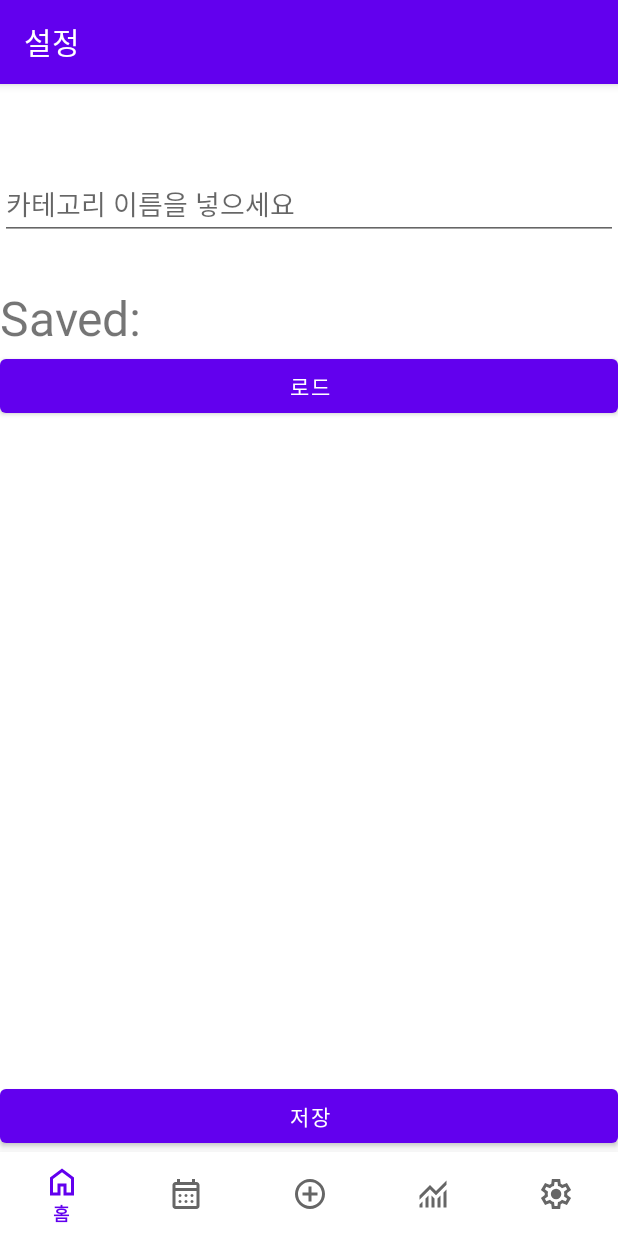
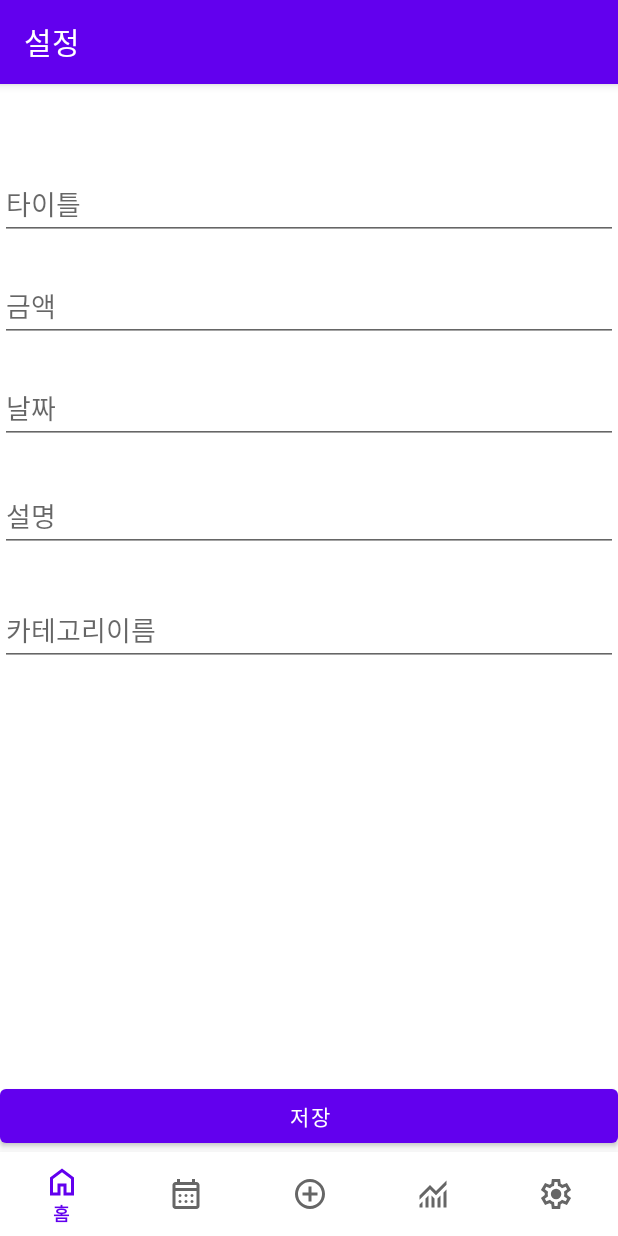
Before and after one commit to Kei037/pay_breeze_mvc, an Android app: the SettingFragment screen opened through its navigation route, after a tap on "저장", on a phone screen of 412 x 824 dp. Run offline under Robolectric (Android 15) with nearby library versions, the phone set to English and light mode, and no system bars; our stand-ins replace Room's generated code, navigation-ui; 1 statement that could not run was skipped.

Commit message:
feature1 / TransactionEntity 구조 변경, Sample 저장 (Setting Fragment)

```diff
--- a/app/src/main/java/com/kei037/pay_breeze_mvc/data/db/dao/TransactionDao.kt
+++ b/app/src/main/java/com/kei037/pay_breeze_mvc/data/db/dao/TransactionDao.kt
@@ -16,4 +16,6 @@ interface TransactionDao {
 
     @Delete
     fun deleteTransaction(transaction: TransactionEntity)
+
+//    fun getTransFromDay(): List<TransactionEntity>
 }
--- a/app/src/main/java/com/kei037/pay_breeze_mvc/data/db/entity/TransactionEntity.kt
+++ b/app/src/main/java/com/kei037/pay_breeze_mvc/data/db/entity/TransactionEntity.kt
@@ -17,7 +17,7 @@ data class TransactionEntity (
     val amount:Double,
 
     @ColumnInfo(name = "transaction_date")
-    val transactionDate: Date,
+    val transactionDate: String,
 
     @ColumnInfo(name = "description")
     val description: String,
--- a/app/src/main/java/com/kei037/pay_breeze_mvc/ui/setting/SettingFragment.kt
+++ b/app/src/main/java/com/kei037/pay_breeze_mvc/ui/setting/SettingFragment.kt
@@ -5,19 +5,24 @@ import androidx.fragment.app.Fragment
 import android.view.LayoutInflater
 import android.view.View
 import android.view.ViewGroup
+import android.widget.Toast
 import com.kei037.pay_breeze_mvc.R
 import com.kei037.pay_breeze_mvc.data.db.AppDatabase
 import com.kei037.pay_breeze_mvc.data.db.dao.CategoryDao
+import com.kei037.pay_breeze_mvc.data.db.dao.TransactionDao
 import com.kei037.pay_breeze_mvc.data.db.entity.CategoryEntity
+import com.kei037.pay_breeze_mvc.data.db.entity.TransactionEntity
 import com.kei037.pay_breeze_mvc.databinding.FragmentCalenderBinding
 import com.kei037.pay_breeze_mvc.databinding.FragmentSettingBinding
+import java.time.LocalDateTime
+import java.util.Date
 
 class SettingFragment : Fragment() {
     // viewBinding 초기화
     private var _binding: FragmentSettingBinding? = null
     private val binding get() = _binding!!
     // DAO 초기화
-    private lateinit var categoryDao: CategoryDao
+    private lateinit var transactionDao: TransactionDao
 
     /**
      * 처음 화면을 실행시 viewBinding 초기화
@@ -35,32 +40,36 @@ class SettingFragment : Fragment() {
 
         // Room 데이터베이스 인스턴스 초기화
         val db = AppDatabase.getInstance(requireContext())
-        categoryDao = db.getCategoryDao()
+        transactionDao = db.getTransactionDao()
 
         // 저장 버튼 클릭 리스너 설정
         binding.saveBtn.setOnClickListener {
-            val inputText = binding.inputEditText.text.toString()
-            val newCategory = CategoryEntity(name = inputText, isPublic = true)
+            val titleText = binding.titleEditText.text.toString()
+            val amount = binding.amountEditText.text.toString()
+            val date = binding.dateEditText.text.toString()
+            val des = binding.desEditText.text.toString()
+            val ctName = binding.cateEditText.text.toString()
+            val newTrans = TransactionEntity(null, titleText, amount.toDouble(), date, des, ctName)
 
             // 데이터베이스 작업은 백그라운드 스레드에서 수행
             Thread {
-                categoryDao.insertCategory(newCategory)
+                transactionDao.insertTransaction(newTrans)
                 // UI 업데이트는 메인 스레드에서 수행
                 requireActivity().runOnUiThread {
-                    binding.textView.text = "Saved: $inputText"
+                    Toast.makeText(requireContext(), "저장됨!!", Toast.LENGTH_SHORT).show()
                 }
             }.start()
         }
 
         // 데이터 가져오기 예제
-        binding.loadBtn.setOnClickListener {
-            Thread {
-                val categories = categoryDao.getAll()
-                requireActivity().runOnUiThread {
-                    binding.textView.text = categories.joinToString { it.name }
-                }
-            }.start()
-        }
+//        binding.loadBtn.setOnClickListener {
+//            Thread {
+//                val categories = categoryDao.getAll()
+//                requireActivity().runOnUiThread {
+//                    binding.textView.text = categories.joinToString { it.name }
+//                }
+//            }.start()
+//        }
     }
 
     /**
--- a/app/src/main/res/layout/fragment_setting.xml
+++ b/app/src/main/res/layout/fragment_setting.xml
@@ -7,23 +7,57 @@
     tools:context=".ui.setting.SettingFragment">
 
     <EditText
-        android:id="@+id/inputEditText"
+        android:id="@+id/titleEditText"
         android:layout_width="match_parent"
         android:layout_height="wrap_content"
         app:layout_constraintTop_toTopOf="parent"
         app:layout_constraintStart_toStartOf="parent"
         app:layout_constraintEnd_toEndOf="parent"
-        android:hint="카테고리 이름을 넣으세요"/>
+        android:hint="타이틀"/>
 
-    <TextView
-        android:id="@+id/textView"
+    <EditText
+        android:id="@+id/amountEditText"
         android:layout_width="match_parent"
         android:layout_height="wrap_content"
+        android:layout_marginTop="68dp"
+        android:hint="금액"
+        app:layout_constraintEnd_toEndOf="parent"
+        app:layout_constraintHorizontal_bias="0.0"
         app:layout_constraintStart_toStartOf="parent"
+        app:layout_constraintTop_toTopOf="parent" />
+
+    <EditText
+        android:id="@+id/dateEditText"
+        android:layout_width="match_parent"
+        android:layout_height="wrap_content"
+        android:layout_marginTop="136dp"
+        android:hint="날짜"
         app:layout_constraintEnd_toEndOf="parent"
-        app:layout_constraintTop_toBottomOf="@id/inputEditText"
-        android:layout_marginTop="30dp"
-        android:textSize="32dp"/>
+        app:layout_constraintHorizontal_bias="0.0"
+        app:layout_constraintStart_toStartOf="parent"
+        app:layout_constraintTop_toTopOf="parent" />
+
+    <EditText
+        android:id="@+id/desEditText"
+        android:layout_width="match_parent"
+        android:layout_height="wrap_content"
+        android:layout_marginTop="208dp"
+        android:hint="설명"
+        app:layout_constraintEnd_toEndOf="parent"
+        app:layout_constraintHorizontal_bias="0.0"
+        app:layout_constraintStart_toStartOf="parent"
+        app:layout_constraintTop_toTopOf="parent" />
+
+    <EditText
+        android:id="@+id/cateEditText"
+        android:layout_width="match_parent"
+        android:layout_height="wrap_content"
+        android:layout_marginTop="284dp"
+        android:hint="카테고리이름"
+        app:layout_constraintEnd_toEndOf="parent"
+        app:layout_constraintHorizontal_bias="0.0"
+        app:layout_constraintStart_toStartOf="parent"
+        app:layout_constraintTop_toTopOf="parent" />
 
     <Button
         android:id="@+id/saveBtn"
@@ -36,13 +70,5 @@
         app:layout_constraintHorizontal_bias="0.0"
         app:layout_constraintStart_toStartOf="parent" />
 
-    <Button
-        android:id="@+id/loadBtn"
-        android:layout_width="match_parent"
-        android:layout_height="wrap_content"
-        app:layout_constraintTop_toBottomOf="@id/textView"
-        app:layout_constraintStart_toStartOf="parent"
-        app:layout_constraintEnd_toEndOf="parent"
-        android:text="로드"/>
 
 </androidx.constraintlayout.widget.ConstraintLayout>
```
Also changed, not shown: app/src/main/java/com/kei037/pay_breeze_mvc/ui/calender/CalenderFragment.kt (+31 -0 lines), app/src/main/java/com/kei037/pay_breeze_mvc/ui/calender/EventAdapter.kt (added, +43 -0 lines), app/src/main/res/layout/fragment_calender.xml (+17 -2 lines), app/src/main/res/layout/item_event.xml (added, +50 -0 lines).
